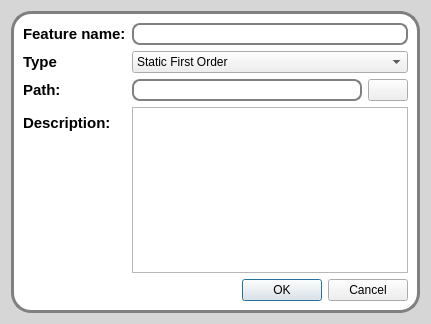
Qt form src/romeo/view/dialogs/newfeaturedialog.ui (AlbertoSimioni/Romeo) before a commit.
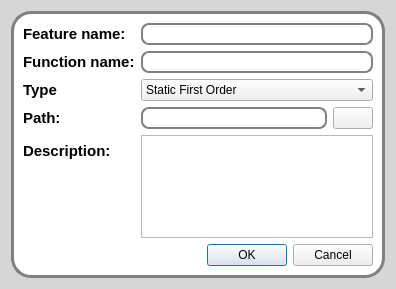
The same form after that commit. Icons and pictures are not drawn.

```diff
--- a/src/romeo/view/dialogs/newfeaturedialog.ui
+++ b/src/romeo/view/dialogs/newfeaturedialog.ui
@@ -6,8 +6,8 @@
    <rect>
     <x>0</x>
     <y>0</y>
-    <width>431</width>
-    <height>324</height>
+    <width>396</width>
+    <height>289</height>
    </rect>
   </property>
   <property name="windowTitle">
@@ -56,14 +56,14 @@
           </property>
          </widget>
         </item>
-        <item row="1" column="0">
+        <item row="2" column="0">
          <widget class="QLabel" name="label_2">
           <property name="text">
            <string>Type</string>
           </property>
          </widget>
         </item>
-        <item row="1" column="1">
+        <item row="2" column="1">
          <widget class="QComboBox" name="comboBox">
           <item>
            <property name="text">
@@ -82,14 +82,14 @@
           </item>
          </widget>
         </item>
-        <item row="2" column="0">
+        <item row="3" column="0">
          <widget class="QLabel" name="label_6">
           <property name="text">
            <string>Path:</string>
           </property>
          </widget>
         </item>
-        <item row="2" column="1">
+        <item row="3" column="1">
          <layout class="QHBoxLayout" name="horizontalLayout">
           <item>
            <widget class="QLineEdit" name="lineEdit_4">
@@ -121,18 +121,18 @@
           </item>
          </layout>
         </item>
-        <item row="3" column="0">
+        <item row="4" column="0">
          <widget class="QLabel" name="label_7">
           <property name="text">
            <string>Description:</string>
           </property>
          </widget>
         </item>
-        <item row="3" column="1">
-         <widget class="QPlainTextEdit" name="plainTextEdit"/>
-        </item>
         <item row="4" column="1">
-         <widget class="QDialogButtonBox" name="buttonBox">
+         <widget class="QPlainTextEdit" name="descriptionText"/>
+        </item>
+        <item row="5" column="1">
+         <widget class="QDialogButtonBox" name="okCancel">
           <property name="standardButtons">
            <set>QDialogButtonBox::Cancel|QDialogButtonBox::Ok</set>
           </property>
@@ -145,6 +145,16 @@
           </property>
          </widget>
         </item>
+        <item row="1" column="1">
+         <widget class="QLineEdit" name="functionLineEdit"/>
+        </item>
+        <item row="1" column="0">
+         <widget class="QLabel" name="label_3">
+          <property name="text">
+           <string>Function name:</string>
+          </property>
+         </widget>
+        </item>
        </layout>
       </item>
      </layout>
```
Left out of the diff: 6 changed lines with no effect on the pictures.
